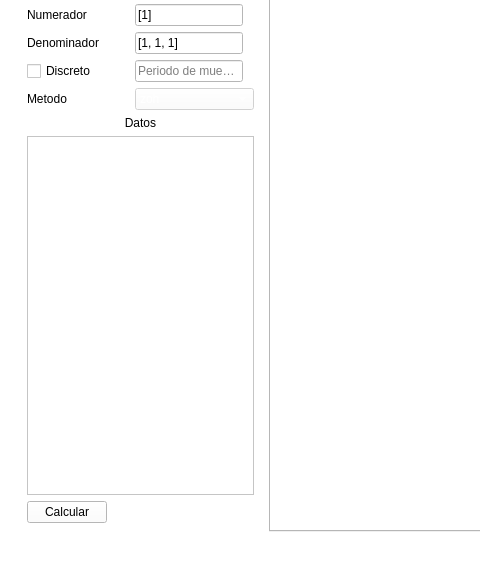
This is Main aplication/VentanaPrincipal.ui in ezalorpro/LaboratorioDeControl as Qt 5 draws it before an edit; both pictures show x 0 to 480 and y 122 to 685 of the 999 by 685 pixel window. The edited form follows.
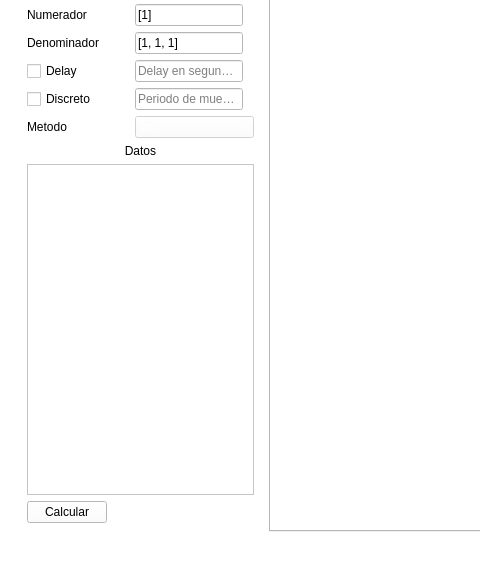
This is the edited form. Custom widgets are drawn as their Qt base class.

Commit message: delay en analisis

```diff
--- a/Main aplication/VentanaPrincipal.ui
+++ b/Main aplication/VentanaPrincipal.ui
@@ -475,6 +475,76 @@
               </property>
               <widget class="QWidget" name="tf">
                <layout class="QGridLayout" name="gridLayout_9">
+                <item row="6" column="1">
+                 <widget class="QComboBox" name="tfcomboBox1">
+                  <property name="enabled">
+                   <bool>false</bool>
+                  </property>
+                  <property name="editable">
+                   <bool>false</bool>
+                  </property>
+                  <property name="currentText">
+                   <string notr="true">zoh</string>
+                  </property>
+                  <property name="insertPolicy">
+                   <enum>QComboBox::InsertAtCurrent</enum>
+                  </property>
+                  <property name="duplicatesEnabled">
+                   <bool>true</bool>
+                  </property>
+                  <property name="frame">
+                   <bool>true</bool>
+                  </property>
+                  <item>
+                   <property name="text">
+                    <string notr="true">zoh</string>
+                   </property>
+                  </item>
+                  <item>
+                   <property name="text">
+                    <string notr="true">foh</string>
+                   </property>
+                  </item>
+                  <item>
+                   <property name="text">
+                    <string notr="true">backward_diff</string>
+                   </property>
+                  </item>
+                  <item>
+                   <property name="text">
+                    <string notr="true">euler</string>
+                   </property>
+                  </item>
+                  <item>
+                   <property name="text">
+                    <string notr="true">tustin</string>
+                   </property>
+                  </item>
+                  <item>
+                   <property name="text">
+                    <string notr="true">matched</string>
+                   </property>
+                  </item>
+                  <item>
+                   <property name="text">
+                    <string notr="true">impulse</string>
+                   </property>
+                  </item>
+                 </widget>
+                </item>
+                <item row="2" column="0">
+                 <widget class="QLabel" name="numLabel1">
+                  <property name="sizePolicy">
+                   <sizepolicy hsizetype="Preferred" vsizetype="Preferred">
+                    <horstretch>0</horstretch>
+                    <verstretch>0</verstretch>
+                   </sizepolicy>
+                  </property>
+                  <property name="text">
+                   <string>Numerador</string>
+                  </property>
+                 </widget>
+                </item>
                 <item row="3" column="1">
                  <widget class="QLineEdit" name="tfdemEdit1">
                   <property name="sizePolicy">
@@ -488,6 +558,38 @@
                   </property>
                  </widget>
                 </item>
+                <item row="9" column="0" colspan="2">
+                 <widget class="QPlainTextEdit" name="tfdatosTextEdit1">
+                  <property name="sizePolicy">
+                   <sizepolicy hsizetype="Ignored" vsizetype="Expanding">
+                    <horstretch>0</horstretch>
+                    <verstretch>0</verstretch>
+                   </sizepolicy>
+                  </property>
+                  <property name="frameShape">
+                   <enum>QFrame::StyledPanel</enum>
+                  </property>
+                  <property name="sizeAdjustPolicy">
+                   <enum>QAbstractScrollArea::AdjustIgnored</enum>
+                  </property>
+                  <property name="readOnly">
+                   <bool>true</bool>
+                  </property>
+                  <property name="plainText">
+                   <string/>
+                  </property>
+                  <property name="backgroundVisible">
+                   <bool>true</bool>
+                  </property>
+                 </widget>
+                </item>
+                <item row="3" column="0">
+                 <widget class="QLabel" name="demLabel1">
+                  <property name="text">
+                   <string>Denominador</string>
+                  </property>
+                 </widget>
+                </item>
                 <item row="1" column="0" colspan="2">
                  <widget class="QLabel" name="tfLabel1">
                   <property name="sizePolicy">
@@ -514,45 +616,7 @@
                   </property>
                  </widget>
                 </item>
-                <item row="9" column="0">
-                 <widget class="QPushButton" name="tfcalcButton1">
-                  <property name="sizePolicy">
-                   <sizepolicy hsizetype="Fixed" vsizetype="Fixed">
-                    <horstretch>0</horstretch>
-                    <verstretch>0</verstretch>
-                   </sizepolicy>
-                  </property>
-                  <property name="text">
-                   <string>Calcular</string>
-                  </property>
-                 </widget>
-                </item>
-                <item row="6" column="0" colspan="2">
-                 <widget class="QLabel" name="tfdatosLabel1">
-                  <property name="sizePolicy">
-                   <sizepolicy hsizetype="Preferred" vsizetype="Preferred">
-                    <horstretch>0</horstretch>
-                    <verstretch>0</verstretch>
-                   </sizepolicy>
-                  </property>
-                  <property name="layoutDirection">
-                   <enum>Qt::LeftToRight</enum>
-                  </property>
-                  <property name="text">
-                   <string>Datos</string>
-                  </property>
-                  <property name="scaledContents">
-                   <bool>false</bool>
-                  </property>
-                  <property name="alignment">
-                   <set>Qt::AlignHCenter|Qt::AlignTop</set>
-                  </property>
-                  <property name="wordWrap">
-                   <bool>false</bool>
-                  </property>
-                 </widget>
-                </item>
-                <item row="4" column="1">
+                <item row="5" column="1">
                  <widget class="QLineEdit" name="tfperiodoEdit1">
                   <property name="enabled">
                    <bool>false</bool>
@@ -574,52 +638,7 @@
                   </property>
                  </widget>
                 </item>
-                <item row="8" column="0" colspan="2">
-                 <widget class="QPlainTextEdit" name="tfdatosTextEdit1">
-                  <property name="sizePolicy">
-                   <sizepolicy hsizetype="Ignored" vsizetype="Expanding">
-                    <horstretch>0</horstretch>
-                    <verstretch>0</verstretch>
-                   </sizepolicy>
-                  </property>
-                  <property name="frameShape">
-                   <enum>QFrame::StyledPanel</enum>
-                  </property>
-                  <property name="sizeAdjustPolicy">
-                   <enum>QAbstractScrollArea::AdjustIgnored</enum>
-                  </property>
-                  <property name="readOnly">
-                   <bool>true</bool>
-                  </property>
-                  <property name="plainText">
-                   <string/>
-                  </property>
-                  <property name="backgroundVisible">
-                   <bool>true</bool>
-                  </property>
-                 </widget>
-                </item>
-                <item row="3" column="0">
-                 <widget class="QLabel" name="demLabel1">
-                  <property name="text">
-                   <string>Denominador</string>
-                  </property>
-                 </widget>
-                </item>
-                <item row="2" column="0">
-                 <widget class="QLabel" name="numLabel1">
-                  <property name="sizePolicy">
-                   <sizepolicy hsizetype="Preferred" vsizetype="Preferred">
-                    <horstretch>0</horstretch>
-                    <verstretch>0</verstretch>
-                   </sizepolicy>
-                  </property>
-                  <property name="text">
-                   <string>Numerador</string>
-                  </property>
-                 </widget>
-                </item>
-                <item row="4" column="0">
+                <item row="5" column="0">
                  <widget class="QCheckBox" name="tfdiscretocheckBox1">
                   <property name="sizePolicy">
                    <sizepolicy hsizetype="Minimum" vsizetype="Preferred">
@@ -632,70 +651,74 @@
                   </property>
                  </widget>
                 </item>
-                <item row="5" column="1">
-                 <widget class="QComboBox" name="tfcomboBox1">
-                  <property name="enabled">
-                   <bool>false</bool>
+                <item row="10" column="0">
+                 <widget class="QPushButton" name="tfcalcButton1">
+                  <property name="sizePolicy">
+                   <sizepolicy hsizetype="Fixed" vsizetype="Fixed">
+                    <horstretch>0</horstretch>
+                    <verstretch>0</verstretch>
+                   </sizepolicy>
                   </property>
-                  <property name="editable">
-                   <bool>false</bool>
+                  <property name="text">
+                   <string>Calcular</string>
                   </property>
-                  <property name="currentText">
-                   <string notr="true">zoh</string>
+                 </widget>
+                </item>
+                <item row="7" column="0" colspan="2">
+                 <widget class="QLabel" name="tfdatosLabel1">
+                  <property name="sizePolicy">
+                   <sizepolicy hsizetype="Preferred" vsizetype="Preferred">
+                    <horstretch>0</horstretch>
+                    <verstretch>0</verstretch>
+                   </sizepolicy>
                   </property>
-                  <property name="insertPolicy">
-                   <enum>QComboBox::InsertAtCurrent</enum>
+                  <property name="layoutDirection">
+                   <enum>Qt::LeftToRight</enum>
                   </property>
-                  <property name="duplicatesEnabled">
-                   <bool>true</bool>
+                  <property name="text">
+                   <string>Datos</string>
                   </property>
-                  <property name="frame">
-                   <bool>true</bool>
+                  <property name="scaledContents">
+                   <bool>false</bool>
                   </property>
-                  <item>
-                   <property name="text">
-                    <string notr="true">zoh</string>
-                   </property>
-                  </item>
-                  <item>
-                   <property name="text">
-                    <string notr="true">foh</string>
-                   </property>
-                  </item>
-                  <item>
-                   <property name="text">
-                    <string notr="true">backward_diff</string>
-                   </property>
-                  </item>
-                  <item>
-                   <property name="text">
-                    <string notr="true">euler</string>
-                   </property>
-                  </item>
-                  <item>
-                   <property name="text">
-                    <string notr="true">tustin</string>
-                   </property>
-                  </item>
-                  <item>
-                   <property name="text">
-                    <string notr="true">matched</string>
-                   </property>
-                  </item>
-                  <item>
-                   <property name="text">
-                    <string notr="true">impulse</string>
-                   </property>
-                  </item>
+                  <property name="alignment">
+                   <set>Qt::AlignHCenter|Qt::AlignTop</set>
+                  </property>
+                  <property name="wordWrap">
+                   <bool>false</bool>
+                  </property>
                  </widget>
                 </item>
-                <item row="5" column="0">
+                <item row="6" column="0">
                  <widget class="QLabel" name="tfMetodoLabel1">
                   <property name="text">
                    <string>Metodo</string>
                   </property>
                  </widget>
                 </item>
+                <item row="4" column="0">
+                 <widget class="QCheckBox" name="tfdelaycheckBox1">
+                  <property name="text">
+                   <string>Delay</string>
+                  </property>
+                 </widget>
+                </item>
+                <item row="4" column="1">
+                 <widget class="QLineEdit" name="tfdelayEdit1">
+                  <property name="enabled">
+                   <bool>false</bool>
+                  </property>
+                  <property name="sizePolicy">
+                   <sizepolicy hsizetype="Fixed" vsizetype="Fixed">
+                    <horstretch>0</horstretch>
+                    <verstretch>0</verstretch>
+                   </sizepolicy>
+                  </property>
+                  <property name="placeholderText">
+                   <string>Delay en segundos</string>
+                  </property>
+                 </widget>
+                </item>
                </layout>
               </widget>
               <widget class="QWidget" name="ss">
```
Left out of the diff: 453 changed lines with no effect on the pictures. The commit also changes 8 other files.
